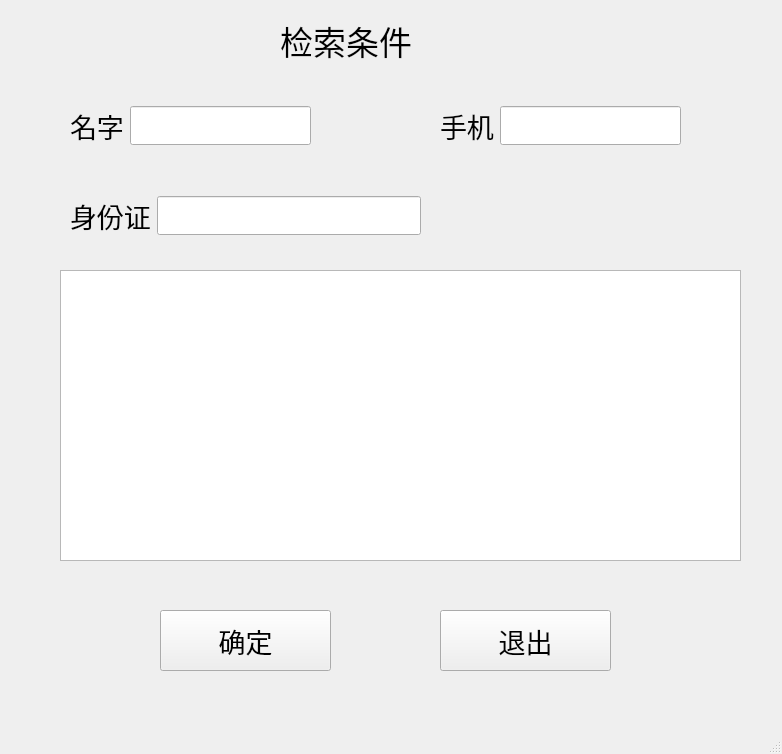
This is UI/inquire.ui in DefJia/TCM-Retrieval-System as Qt 5 draws it before an edit. The edited form follows.
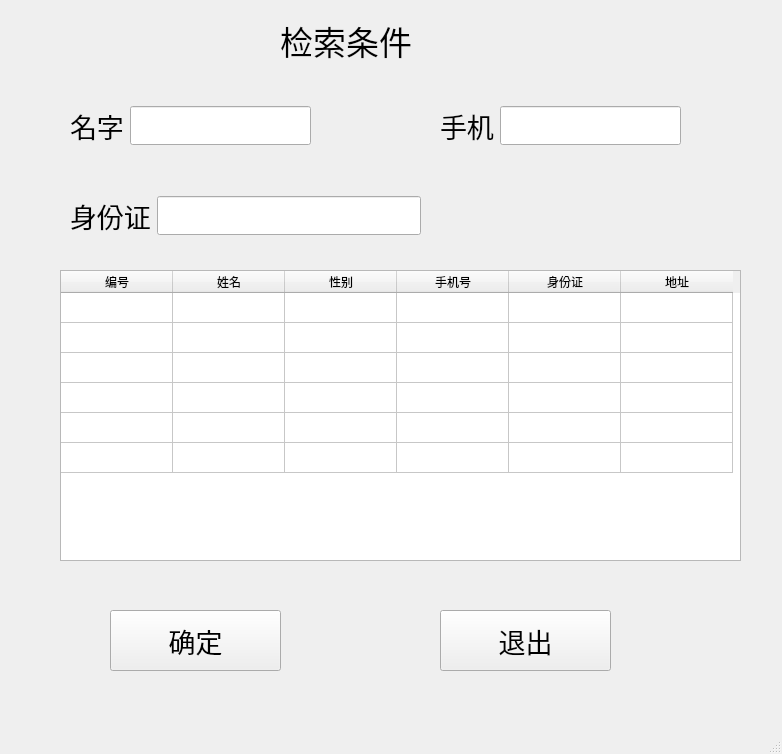
This is the edited form.

```diff
--- a/UI/inquire.ui
+++ b/UI/inquire.ui
@@ -134,7 +134,7 @@
    <widget class="QPushButton" name="ButtonYes">
     <property name="geometry">
      <rect>
-      <x>160</x>
+      <x>110</x>
       <y>610</y>
       <width>171</width>
       <height>61</height>
@@ -168,6 +168,9 @@
     </property>
    </widget>
    <widget class="QTableWidget" name="tableWidget">
+    <property name="enabled">
+     <bool>true</bool>
+    </property>
     <property name="geometry">
      <rect>
       <x>60</x>
@@ -176,6 +179,81 @@
       <height>291</height>
      </rect>
     </property>
+    <property name="editTriggers">
+     <set>QAbstractItemView::NoEditTriggers</set>
+    </property>
+    <property name="dragEnabled">
+     <bool>false</bool>
+    </property>
+    <attribute name="horizontalHeaderDefaultSectionSize">
+     <number>112</number>
+    </attribute>
+    <attribute name="verticalHeaderVisible">
+     <bool>false</bool>
+    </attribute>
+    <attribute name="verticalHeaderCascadingSectionResizes">
+     <bool>true</bool>
+    </attribute>
+    <row>
+     <property name="text">
+      <string>New Row</string>
+     </property>
+    </row>
+    <row>
+     <property name="text">
+      <string>New Row</string>
+     </property>
+    </row>
+    <row>
+     <property name="text">
+      <string>New Row</string>
+     </property>
+    </row>
+    <row>
+     <property name="text">
+      <string>New Row</string>
+     </property>
+    </row>
+    <row>
+     <property name="text">
+      <string>New Row</string>
+     </property>
+    </row>
+    <row>
+     <property name="text">
+      <string>New Row</string>
+     </property>
+    </row>
+    <column>
+     <property name="text">
+      <string notr="true">编号</string>
+     </property>
+    </column>
+    <column>
+     <property name="text">
+      <string>姓名</string>
+     </property>
+    </column>
+    <column>
+     <property name="text">
+      <string>性别</string>
+     </property>
+    </column>
+    <column>
+     <property name="text">
+      <string>手机号</string>
+     </property>
+    </column>
+    <column>
+     <property name="text">
+      <string>身份证</string>
+     </property>
+    </column>
+    <column>
+     <property name="text">
+      <string>地址</string>
+     </property>
+    </column>
    </widget>
   </widget>
   <widget class="QMenuBar" name="menubar">
```
